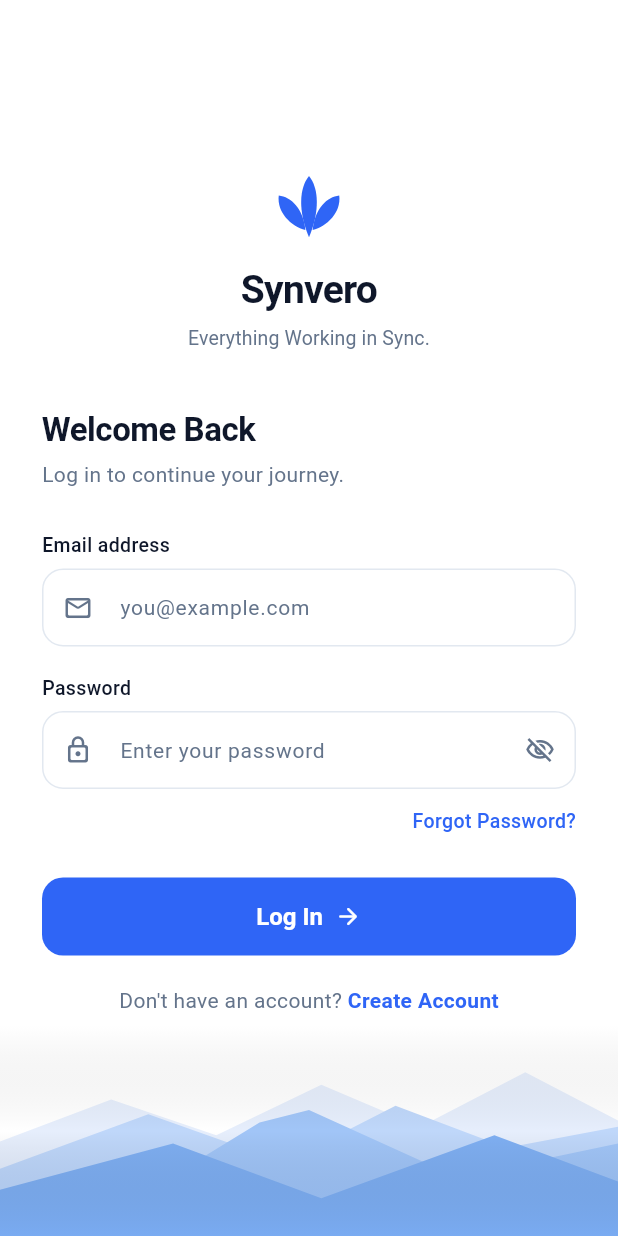
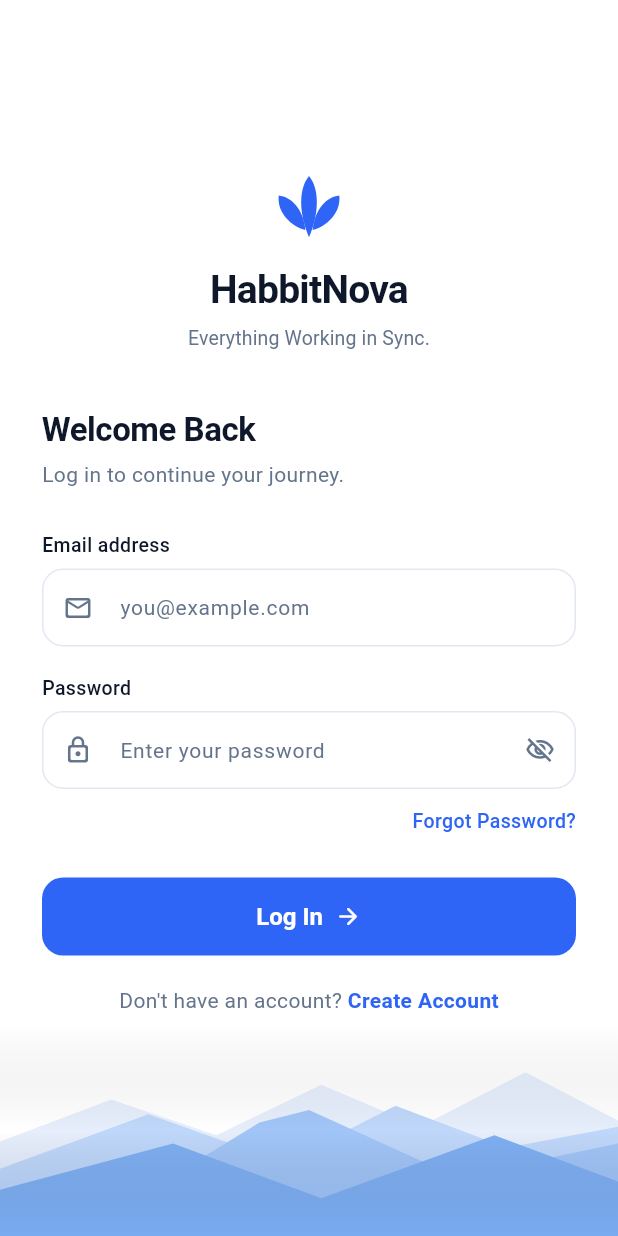
Before and after one commit to codewithyogeshh/HABIT-NOVA.APK, a Flutter app: the screen it shows after launch, on a phone screen of 412 x 824 dp. Run offline on Flutter 3.47's test engine with Material 3 defaults, Android fonts, the light colour scheme and no system bars; our stand-ins replace flutter_local_notifications, shared_preferences, supabase_flutter, timezone; missing offline and left inert: dart:js_interop, shared_preferences_android; accounts and stored records are empty; statements that could not run were skipped.

Commit message:
Update application display name to HabbitNova across Android and Flutter

```diff
--- a/lib/core/widgets/synvero_logo.dart
+++ b/lib/core/widgets/synvero_logo.dart
@@ -124,7 +124,7 @@ class SynveroLogo extends StatelessWidget {
         ),
         const SizedBox(height: 12),
         Text(
-          'Synvero',
+          'HabbitNova',
           style: TextStyle(
             color: kDarkText,
             fontSize: titleFontSize,
--- a/lib/features/profile/presentation/profile_screen.dart
+++ b/lib/features/profile/presentation/profile_screen.dart
@@ -1270,7 +1270,7 @@ class _ProfileScreenState extends State<ProfileScreen> {
                       iconColor: const Color(0xFF3B66FF),
                       iconBgColor: kIconBgColor,
                       title: 'About App',
-                      onTap: () => _showNotice('Synvero v1.0.0 • Everything Working in Sync.'),
+                      onTap: () => _showNotice('HabbitNova v1.0.0 • Stay Consistent Every Day.'),
                     ),
                   ],
                 ),
--- a/lib/main.dart
+++ b/lib/main.dart
@@ -66,7 +66,7 @@ class SynveroApp extends StatelessWidget {
       valueListenable: ThemeService.themeModeNotifier,
       builder: (context, themeMode, _) {
         return MaterialApp(
-          title: 'Synvero',
+          title: 'HabbitNova',
           theme: buildSynveroTheme(),
           darkTheme: buildSynveroDarkTheme(),
           themeMode: themeMode,
```
Also changed, not shown: 3 other files.
